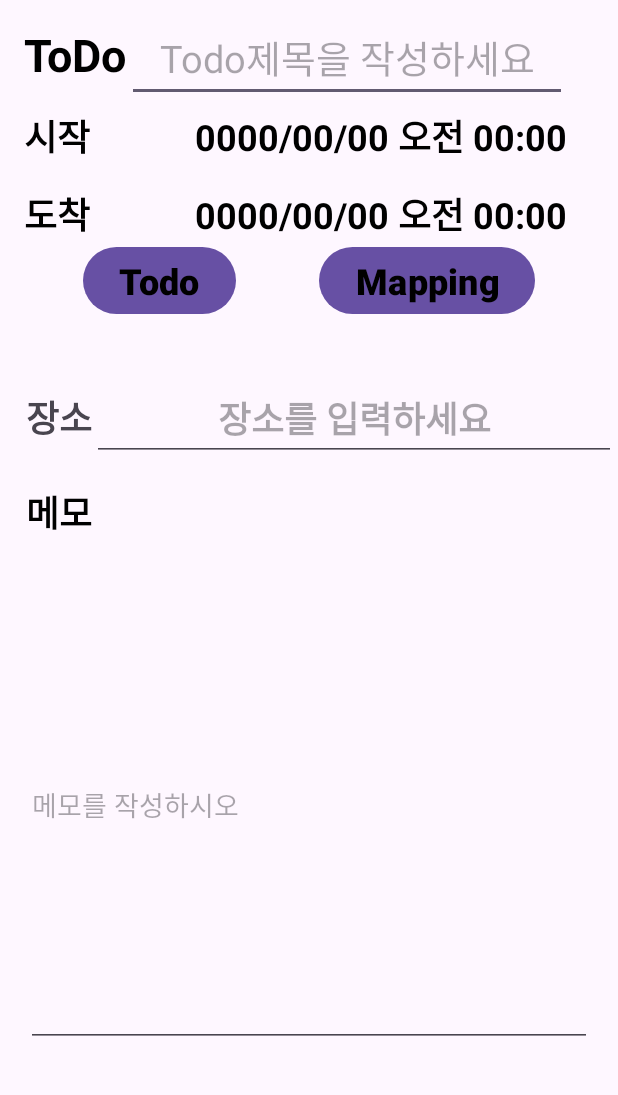
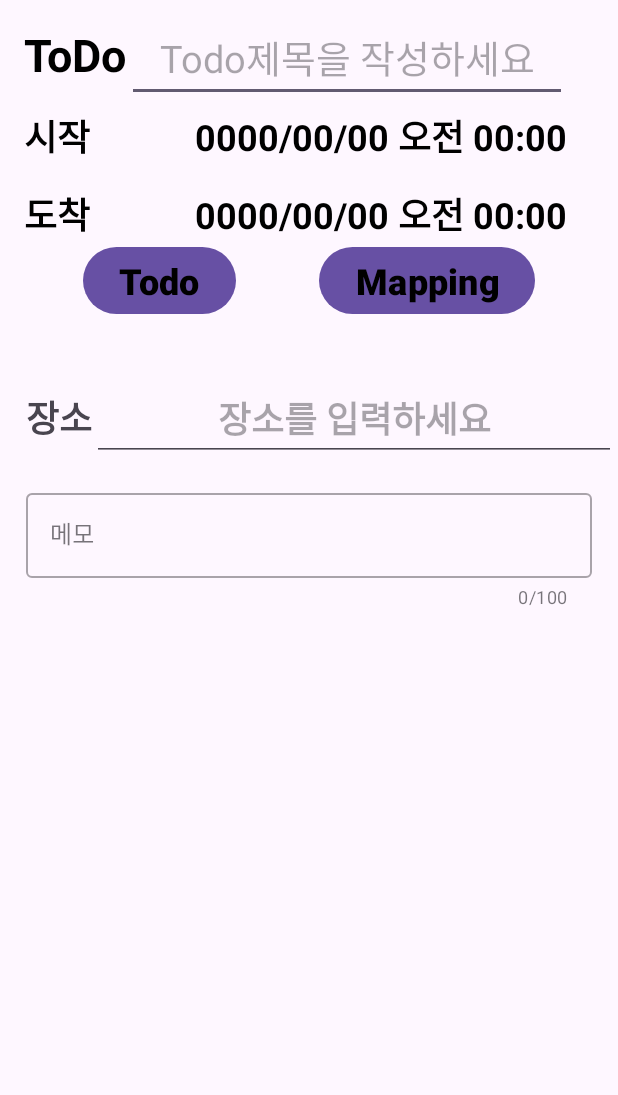
Before and after one commit to SeoulTech-IISE-CapstoneDesign2023/Project, an Android app: the CreateActivity screen opened directly, with no data from a screen before it, on a phone screen of 412 x 824 dp, the part 96-1191 px from its top. Run offline under Robolectric (Android 15) with nearby library versions, the phone set to English and light mode, and no system bars.

Commit message:
ui 업데이트 & 날짜 설정 기능 구현

```diff
--- /dev/null
+++ b/capston/app/src/main/res/drawable/baseline_calendar_month_24.xml
@@ -0,0 +1,5 @@
+<vector android:height="24dp" android:tint="#000000"
+    android:viewportHeight="24" android:viewportWidth="24"
+    android:width="24dp" xmlns:android="http://schemas.android.com/apk/res/android">
+    <path android:fillColor="@android:color/white" android:pathData="M19,4h-1V2h-2v2H8V2H6v2H5C3.89,4 3.01,4.9 3.01,6L3,20c0,1.1 0.89,2 2,2h14c1.1,0 2,-0.9 2,-2V6C21,4.9 20.1,4 19,4zM19,20H5V10h14V20zM9,14H7v-2h2V14zM13,14h-2v-2h2V14zM17,14h-2v-2h2V14zM9,18H7v-2h2V18zM13,18h-2v-2h2V18zM17,18h-2v-2h2V18z"/>
+</vector>
--- /dev/null
+++ b/capston/app/src/main/res/drawable/baseline_home_24.xml
@@ -0,0 +1,5 @@
+<vector android:height="24dp" android:tint="#000000"
+    android:viewportHeight="24" android:viewportWidth="24"
+    android:width="24dp" xmlns:android="http://schemas.android.com/apk/res/android">
+    <path android:fillColor="@android:color/white" android:pathData="M10,20v-6h4v6h5v-8h3L12,3 2,12h3v8z"/>
+</vector>
--- /dev/null
+++ b/capston/app/src/main/res/drawable/baseline_table_chart_24.xml
@@ -0,0 +1,5 @@
+<vector android:height="24dp" android:tint="#000000"
+    android:viewportHeight="24" android:viewportWidth="24"
+    android:width="24dp" xmlns:android="http://schemas.android.com/apk/res/android">
+    <path android:fillColor="@android:color/white" android:pathData="M10,10.02h5L15,21h-5zM17,21h3c1.1,0 2,-0.9 2,-2v-9h-5v11zM20,3L5,3c-1.1,0 -2,0.9 -2,2v3h19L22,5c0,-1.1 -0.9,-2 -2,-2zM3,19c0,1.1 0.9,2 2,2h3L8,10L3,10v9z"/>
+</vector>
--- a/capston/app/src/main/res/layout/fragment_edit_todo.xml
+++ b/capston/app/src/main/res/layout/fragment_edit_todo.xml
@@ -10,12 +10,12 @@
         android:id="@+id/placeTextView"
         android:layout_width="wrap_content"
         android:layout_height="wrap_content"
+        android:layout_marginStart="16dp"
         android:text="장소"
         android:textSize="24sp"
         android:textStyle="bold"
         app:layout_constraintStart_toStartOf="parent"
-        app:layout_constraintTop_toTopOf="parent"
-        android:layout_marginStart="16dp"/>
+        app:layout_constraintTop_toTopOf="parent" />
 
     <EditText
         android:id="@+id/placeEditTextView"
@@ -31,32 +31,27 @@
         app:layout_constraintEnd_toEndOf="parent"
         app:layout_constraintHorizontal_bias="0.0"
         app:layout_constraintStart_toEndOf="@+id/placeTextView"
-        app:layout_constraintTop_toTopOf="parent"
-        />
+        app:layout_constraintTop_toTopOf="parent" />
 
-    <TextView
-        android:id="@+id/memoTextView"
-        android:layout_width="wrap_content"
+    <com.google.android.material.textfield.TextInputLayout
+        android:id="@+id/textTextInputLayout"
+        android:layout_width="0dp"
         android:layout_height="wrap_content"
+        style="@style/Widget.MaterialComponents.TextInputLayout.OutlinedBox"
         android:layout_margin="16dp"
-        android:layout_marginTop="136dp"
-        android:text="메모"
-        android:textColor="@color/black"
-        android:textSize="24sp"
-        android:textStyle="bold"
-        app:layout_constraintStart_toStartOf="parent"
-        app:layout_constraintTop_toBottomOf="@+id/placeEditTextView" />
-
-    <EditText
-        android:id="@+id/memoEditTextView"
-        android:layout_width="0dp"
-        android:layout_height="0dp"
-        android:hint="메모를 작성하시오"
-        android:ems="10"
-        app:layout_constraintBottom_toBottomOf="parent"
+        app:counterEnabled="true"
+        app:counterMaxLength="100"
+        app:errorEnabled="true"
         app:layout_constraintEnd_toEndOf="parent"
         app:layout_constraintStart_toStartOf="parent"
-        app:layout_constraintTop_toBottomOf="@+id/memoTextView"
-        android:layout_margin="16dp"/>
+        app:layout_constraintTop_toBottomOf="@+id/placeEditTextView">
+
+        <com.google.android.material.textfield.TextInputEditText
+            android:id="@+id/textInputEditText"
+            android:layout_width="match_parent"
+            android:layout_height="wrap_content"
+            android:hint="메모" />
+
+    </com.google.android.material.textfield.TextInputLayout>
 
 </androidx.constraintlayout.widget.ConstraintLayout>
--- a/capston/app/src/main/res/layout/fragment_main.xml
+++ b/capston/app/src/main/res/layout/fragment_main.xml
@@ -6,11 +6,12 @@
     android:layout_height="match_parent"
     tools:context=".MainFragment">
 
-    <Button
+    <TextView
         android:id="@+id/notice_button"
         android:layout_width="match_parent"
-        android:layout_height="81dp"
+        android:layout_height="wrap_content"
         android:layout_marginTop="5dp"
+        android:gravity="center"
         android:text="○○○님, 다음 일정까지 남았어요!\n 출발지→ 도착지 일때, 소요시간은 얼마나 걸려요!"
         app:layout_constraintEnd_toEndOf="parent"
         app:layout_constraintStart_toStartOf="parent"
```
Also changed, not shown: capston/app/src/main/java/com/example/capston/CreateActivity.kt (+93 -1 lines), capston/app/src/main/res/layout/activity_main.xml (+13 -10 lines).
